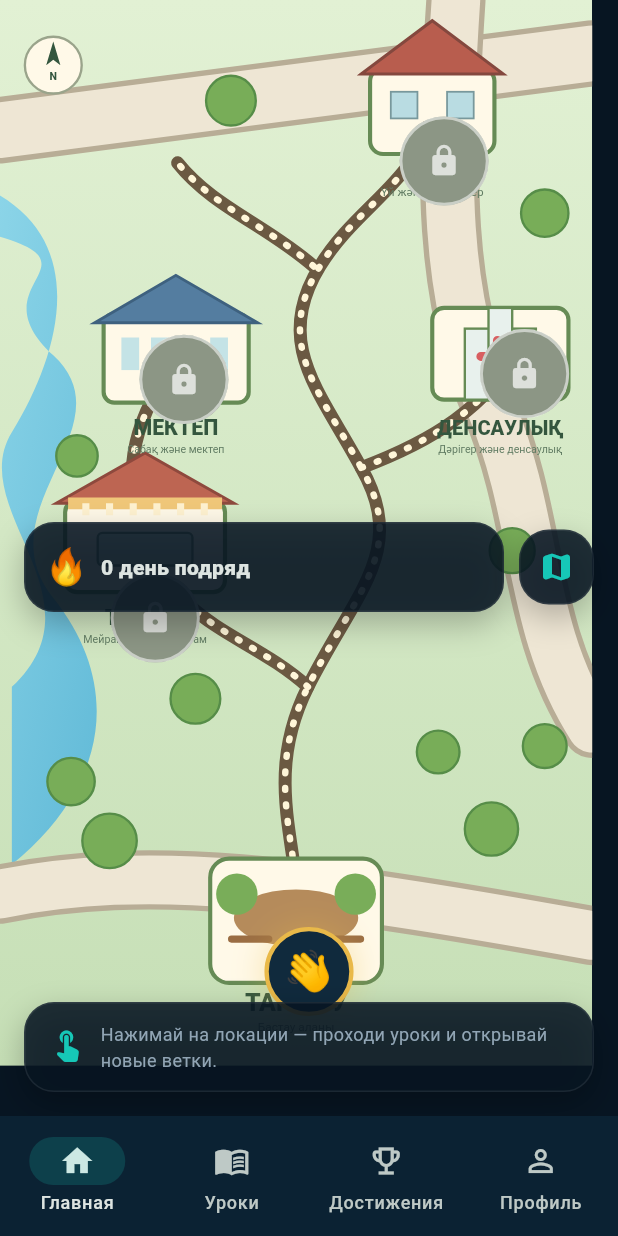
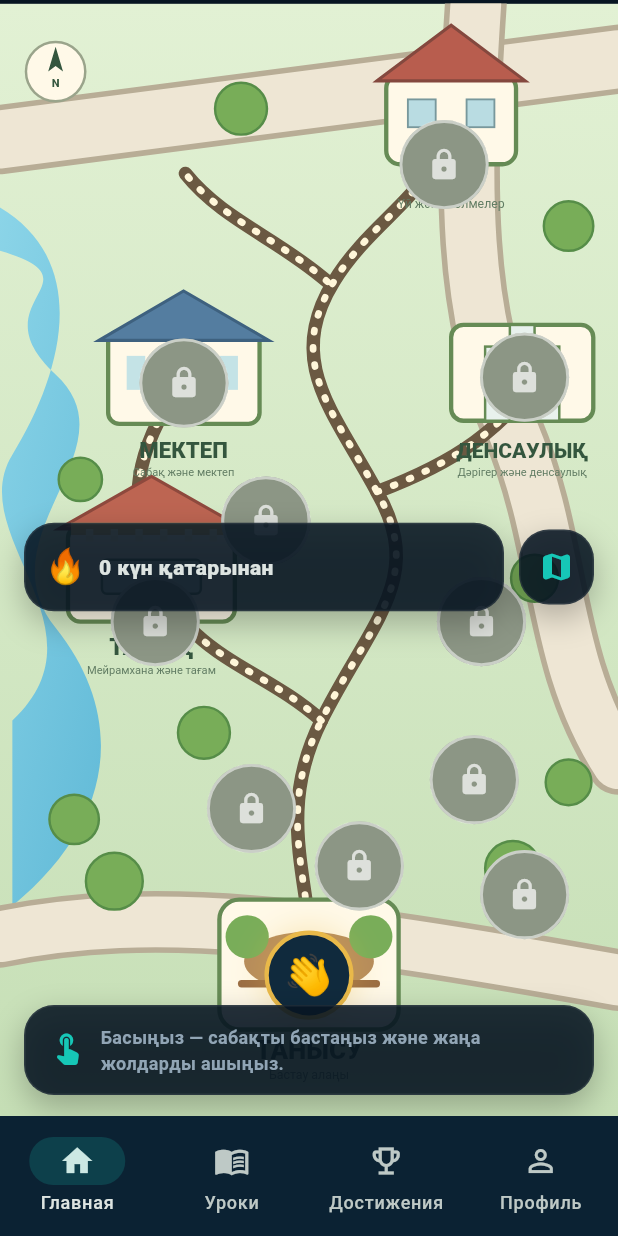
Before and after one commit to adildaku29-maker/qazaqsha_app, a Flutter app: the MainNavigationScreen screen opened directly, on a phone screen of 412 x 824 dp. Run offline on Flutter 3.47's test engine with Material 3 defaults, Android fonts, the phone set to English and light mode, and no system bars; our stand-ins replace audioplayers, flutter_svg, shared_preferences, sqflite; missing offline and left inert: record; accounts and stored records are empty; network calls fail.

Commit message:
Fix Qazaqsha 2.0 home map layout

```diff
--- a/lib/screens/lesson_map_screen.dart
+++ b/lib/screens/lesson_map_screen.dart
@@ -29,45 +29,36 @@ class _LessonMapScreenState extends State<LessonMapScreen> {
   }
   String tr(String ru,String en,String kk)=>widget.language=='en'?en:widget.language=='kk'?kk:ru;
 
-  @override Widget build(BuildContext context){
+  @override
+  Widget build(BuildContext context) {
     return Container(
-      color:AppColors.navy,
-      child:LayoutBuilder(
-        builder:(context,constraints){
-          final maxW=constraints.maxWidth;
-          final maxH=constraints.maxHeight;
-          final mapH=(maxW/1000*1800).clamp(0.0,maxH);
-          final mapW=mapH/1800*1000;
-          return Stack(
-            fit:StackFit.expand,
-            children:[
+      color: AppColors.navy,
+      child: Stack(
+        fit: StackFit.expand,
+        children: [
+          // The map itself always fills the available screen.
+          // FittedBox keeps the SVG and lesson coordinates in the same
+          // 430x774 coordinate system, so nothing gets pushed down.
           Align(
-                alignment:Alignment.bottomCenter,
-                child:InteractiveViewer(
-                  constrained:false,
-                  minScale:.85,
-                  maxScale:2.0,
-                  boundaryMargin:const EdgeInsets.all(100),
-                  clipBehavior:Clip.hardEdge,
-                  child:SizedBox(
-                    width:mapW,
-                    height:mapH,
-                    child:Transform.scale(
-                      alignment:Alignment.topLeft,
-                      scale:mapW/430,
-                      child:SizedBox(
-                        width:430,
-                        height:774,
-                        child:Stack(
-                          fit:StackFit.expand,
-                          children:[
+            alignment: Alignment.bottomCenter,
+            child: FittedBox(
+              fit: BoxFit.cover,
+              alignment: Alignment.bottomCenter,
+              child: SizedBox(
+                width: 430,
+                height: 774,
+                child: Stack(
+                  fit: StackFit.expand,
+                  children: [
                     SvgPicture.asset(
                       'assets/map/qazaqsha_map.svg',
-                              fit:BoxFit.fill,
-                              semanticsLabel:'Qazaqsha оқу картасы',
+                      fit: BoxFit.fill,
+                      semanticsLabel: 'Qazaqsha оқу картасы',
                     ),
                     ...List.generate(
-                              topics.length>5?5:topics.length,
+                      topics.length > _positions.length
+                          ? _positions.length
+                          : topics.length,
                       _topicNode,
                     ),
                   ],
@@ -75,54 +66,75 @@ class _LessonMapScreenState extends State<LessonMapScreen> {
               ),
             ),
           ),
+
+          // Clean top HUD. It floats above the map and never changes
+          // the map's layout height.
+          SafeArea(
+            bottom: false,
+            child: Padding(
+              padding: const EdgeInsets.fromLTRB(16, 12, 16, 0),
+              child: Row(
+                children: [
+                  Expanded(
+                    child: _glass(
+                      child: Row(
+                        children: [
+                          const Text('🔥', style: TextStyle(fontSize: 23)),
+                          const SizedBox(width: 8),
+                          Text(
+                            '$streak ${tr('күн қатарынан', 'day streak', 'күн қатарынан')}',
+                            style: const TextStyle(
+                              fontWeight: FontWeight.w900,
+                              fontSize: 14,
                             ),
-              ),
-              SafeArea(
-                bottom:false,
-                child:Padding(
-                  padding:const EdgeInsets.fromLTRB(16,12,16,0),
-                  child:Row(
-                    children:[
-                      Expanded(
-                        child:_glass(
-                          child:Row(
-                            children:[
-                              const Text('🔥',style:TextStyle(fontSize:24)),
-                              const SizedBox(width:8),
-                              Text(
-                                '$streak ${tr('день подряд','day streak','күн қатарынан')}',
-                                style:const TextStyle(fontWeight:FontWeight.w900),
                           ),
                         ],
                       ),
                     ),
                   ),
-                      const SizedBox(width:10),
-                      _glass(child:const Icon(Icons.map_rounded,color:AppColors.teal)),
+                  const SizedBox(width: 10),
+                  _glass(
+                    child: const Icon(
+                      Icons.map_rounded,
+                      color: AppColors.teal,
+                    ),
+                  ),
                 ],
               ),
             ),
           ),
+
+          // Small instruction card, positioned above the navigation bar.
           Positioned(
-                left:16,
-                right:16,
-                bottom:16,
-                child:SafeArea(
-                  top:false,
-                  child:_glass(
-                    padding:const EdgeInsets.symmetric(horizontal:16,vertical:12),
-                    child:Row(
-                      children:[
-                        const Icon(Icons.touch_app_rounded,color:AppColors.teal),
-                        const SizedBox(width:10),
+            left: 16,
+            right: 16,
+            bottom: 14,
+            child: SafeArea(
+              top: false,
+              child: _glass(
+                padding: const EdgeInsets.symmetric(
+                  horizontal: 16,
+                  vertical: 12,
+                ),
+                child: Row(
+                  children: [
+                    const Icon(
+                      Icons.touch_app_rounded,
+                      color: AppColors.teal,
+                    ),
+                    const SizedBox(width: 10),
                     Expanded(
-                          child:Text(
+                      child: Text(
                         tr(
-                              'Нажимай на локации — проходи уроки и открывай новые ветки.',
-                              'Tap a location, complete lessons and unlock new branches.',
-                              'Локацияны таңдап, сабақтарды өтіп, жаңа жолдарды аш.',
+                          'Басыңыз — сабақты бастаңыз және жаңа жолдарды ашыңыз.',
+                          'Tap a location to start a lesson and unlock new paths.',
+                          'Локацияны басып, сабақты бастаңыз және жаңа жолдарды ашыңыз.',
                         ),
-                            style:const TextStyle(fontSize:12,color:AppColors.muted),
+                        style: const TextStyle(
+                          fontSize: 12,
+                          color: AppColors.muted,
+                          fontWeight: FontWeight.w600,
+                        ),
                       ),
                     ),
                   ],
@@ -131,8 +143,6 @@ class _LessonMapScreenState extends State<LessonMapScreen> {
             ),
           ),
         ],
-          );
-        },
       ),
     );
   }
```
Lines whose indentation alone changed are shown as unchanged.
